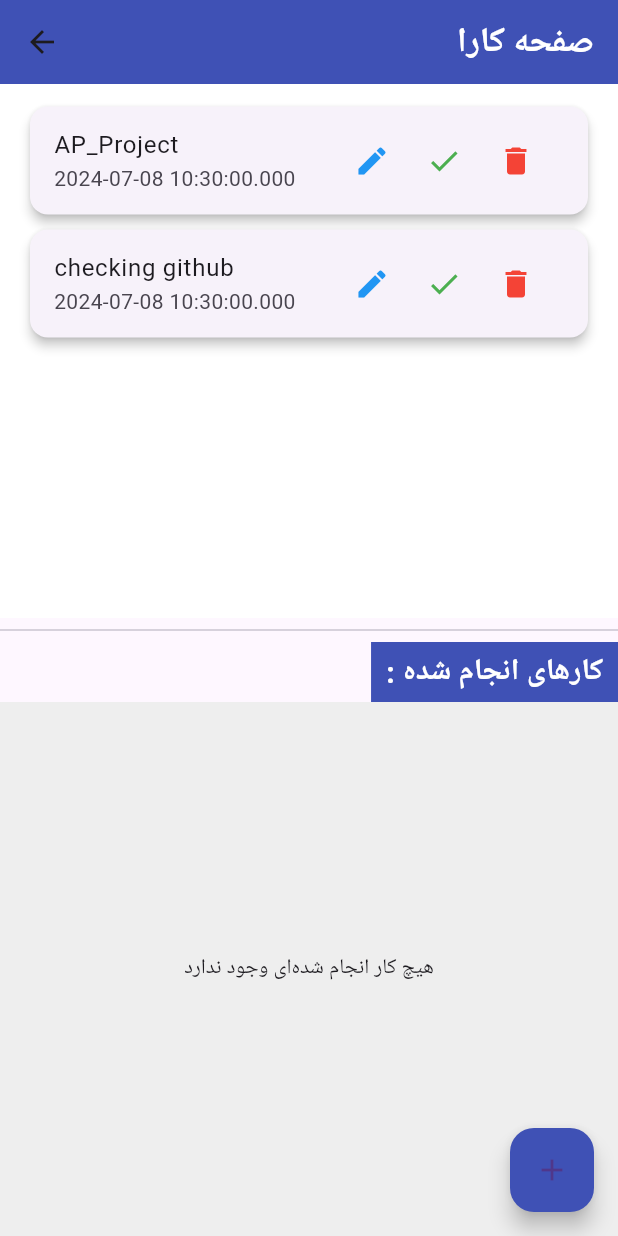
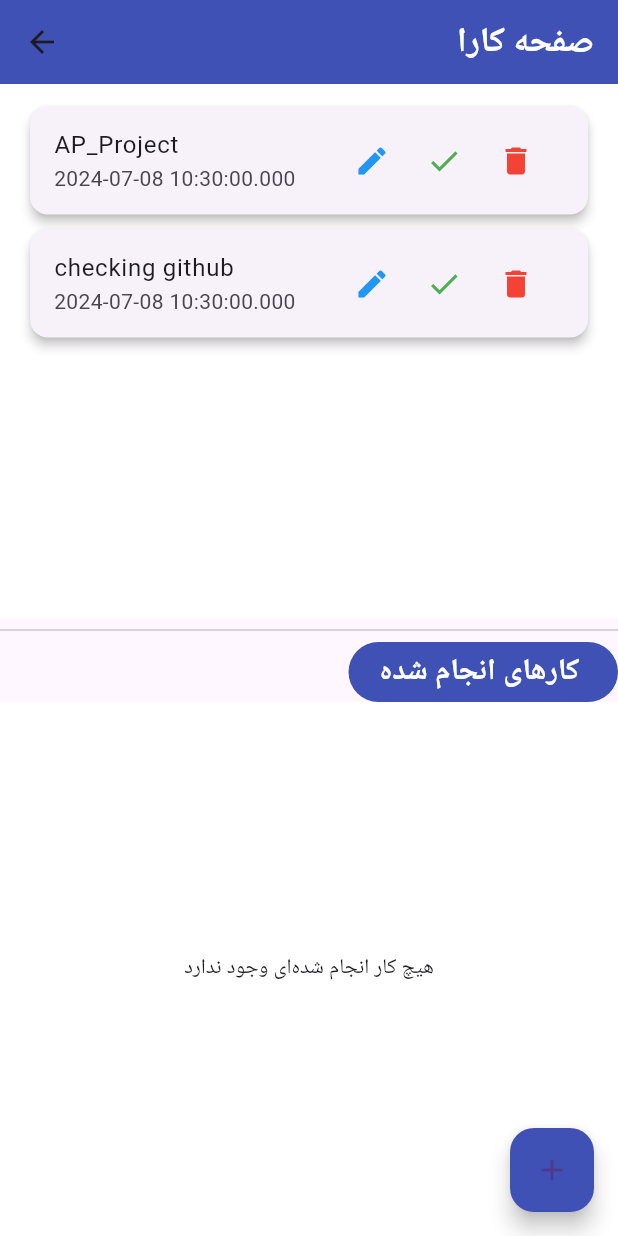
Before and after one commit to zarrroshin/College-Management-App, a Flutter app: the WorkPage screen opened by its route, on a phone screen of 412 x 824 dp. Run offline on Flutter 3.47's test engine with Material 3 defaults, Android fonts, the phone set to English and light mode, and no system bars; our stand-ins replace fluttertoast, webview_flutter.

Commit message:
fix title

```diff
--- a/lib/work_page.dart
+++ b/lib/work_page.dart
@@ -175,17 +175,21 @@ class _WorkPageState extends State<WorkPage> {
             alignment: Alignment.topRight,
             child: Container(
               padding: EdgeInsets.symmetric(horizontal: 10, vertical: 5),
-              color: Colors.indigo,
+              decoration: BoxDecoration(
+                color: Colors.indigo,
+                borderRadius: BorderRadius.circular(22), // Adjust the radius as needed
+              ),
               child: Text(
-                ': کارهای انجام شده',
+                '  کارهای انجام شده   ',
                 style: TextStyle(fontSize: 20, fontWeight: FontWeight.bold, color: Colors.white),
               ),
             ),
           ),
+
           Expanded(
             child: Container(
               padding: EdgeInsets.all(10),
-              color: Colors.grey[200],
+              color: Colors.white,
               child: completedTasks.isEmpty
                   ? Center(child: Text('هیچ کار انجام شده‌ای وجود ندارد'))
                   : ListView.builder(
```
